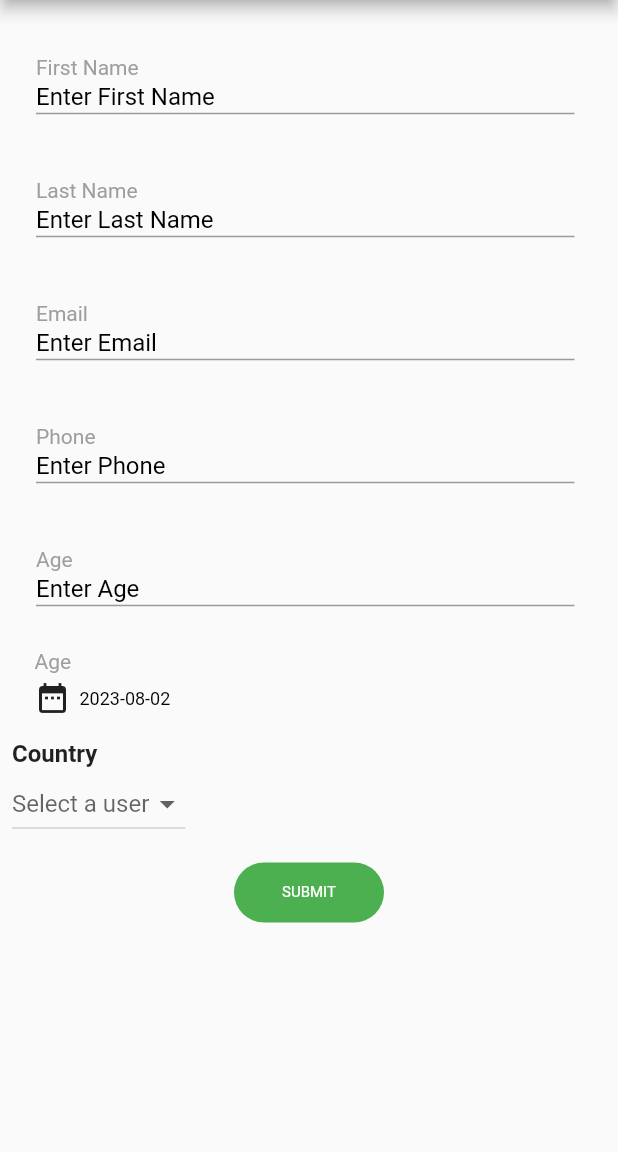
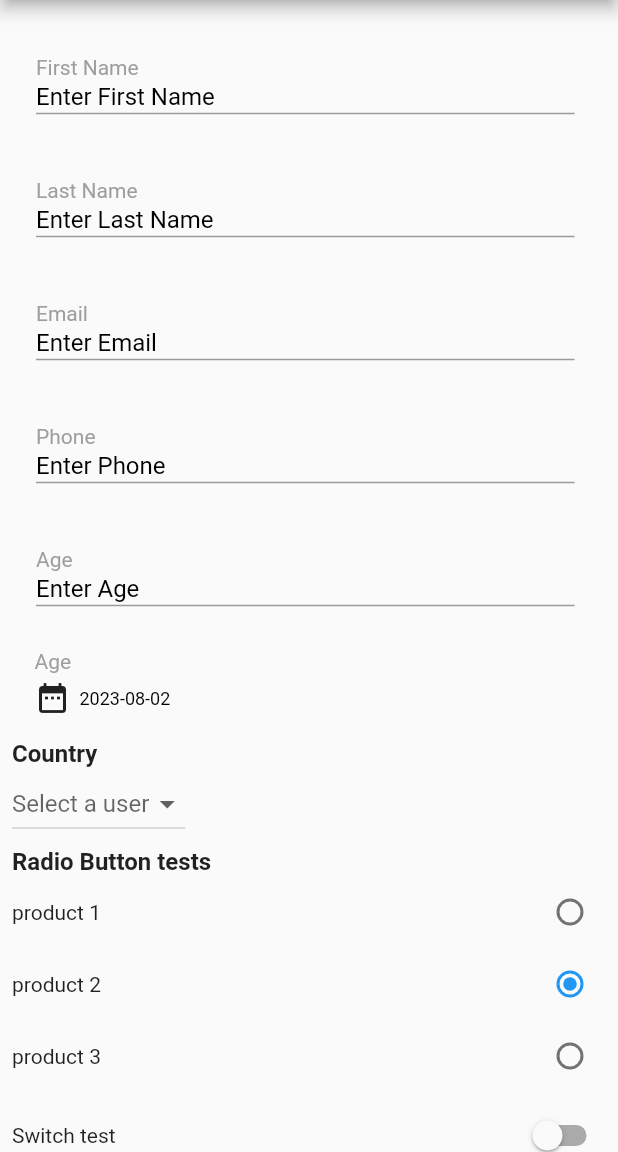
Before and after one commit to Ananthan06/dynamic_form, a Flutter app: the DynamicFormPage screen opened directly, on a phone screen of 412 x 824 dp, the part 84-1236 px from its top. Run offline on Flutter 3.47's test engine with Material 2 defaults, Android fonts, the phone set to English and light mode, and no system bars; our stand-ins replace flutter_form_builder; Roboto replaces fonts that are missing (UbuntuMedium, UbuntuRegular).

Commit message:
radio,checkbox etc

```diff
--- a/lib/dynamic_form_fields.dart
+++ b/lib/dynamic_form_fields.dart
@@ -41,7 +41,7 @@ class _DynamicFormPageState extends State<DynamicFormPage> {
         "label": "Phone",
         "key": "phone",
         "type": "Input",
-        "validation": "required"
+        "validation": "digitsOnly"
       },
       {"label": "Age", "key": "age", "type": "Input", "validation": "required"},
       {"label": "Age", "key": "age", "type": "Date", "validation": "required"},
@@ -64,7 +64,55 @@ class _DynamicFormPageState extends State<DynamicFormPage> {
             'value': "product 3",
           }
         ]
-      }
+      },
+
+
+      {
+        'key': 'radiobutton1',
+        'type': 'RadioButton',
+        'label': 'Radio Button tests',
+        'value': 2,
+        'items': [
+          {
+            'label': "product 1",
+            'value': 1,
+          },
+          {
+            'label': "product 2",
+            'value': 2,
+          },
+          {
+            'label': "product 3",
+            'value': 3,
+          }
+        ]
+      },
+      {
+        'key': 'switch1',
+        'type': 'Switch',
+        'label': 'Switch test',
+        'value': false,
+      },
+      {
+        'key': 'checkbox1',
+        'type': 'Checkbox',
+        'label': 'Checkbox test',
+        'items': [
+          {
+            'label': "product 1",
+            'value': true,
+          },
+          {
+            'label': "product 2",
+            'value': false,
+          },
+          {
+            'label': "product 3",
+            'value': false,
+          }
+        ]
+      },
+
     ],
     "table_name": "data_collection",
     "response_code": 200,
```
Also changed, not shown: lib/jsonfile.dart (+9 -0 lines).
